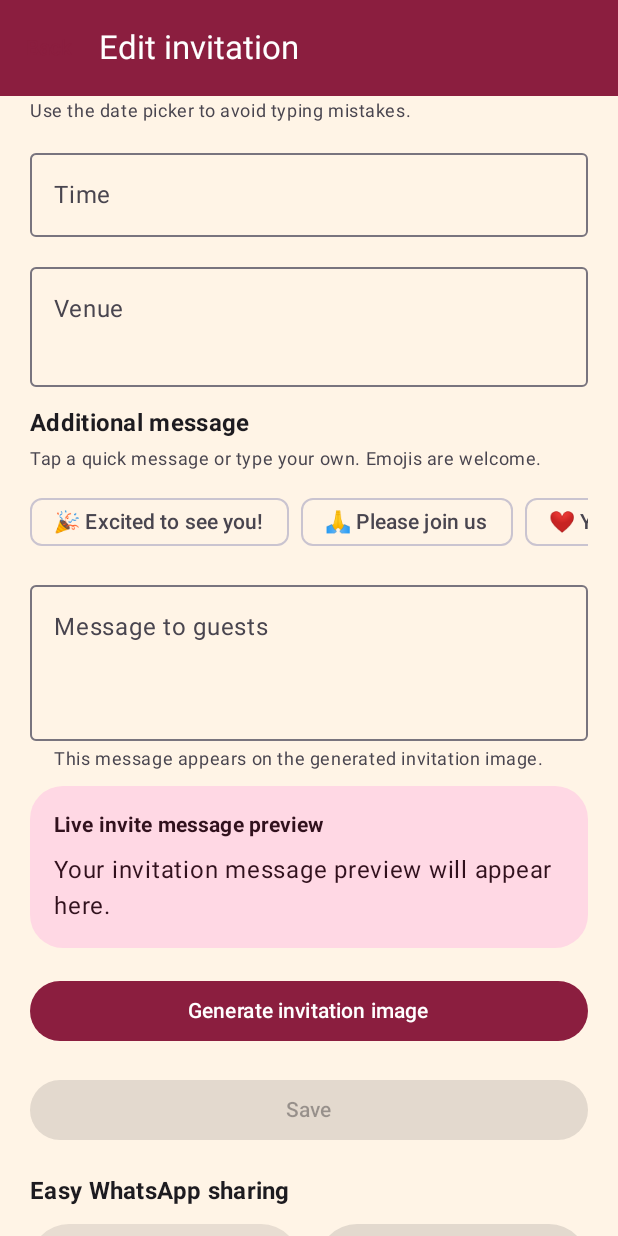
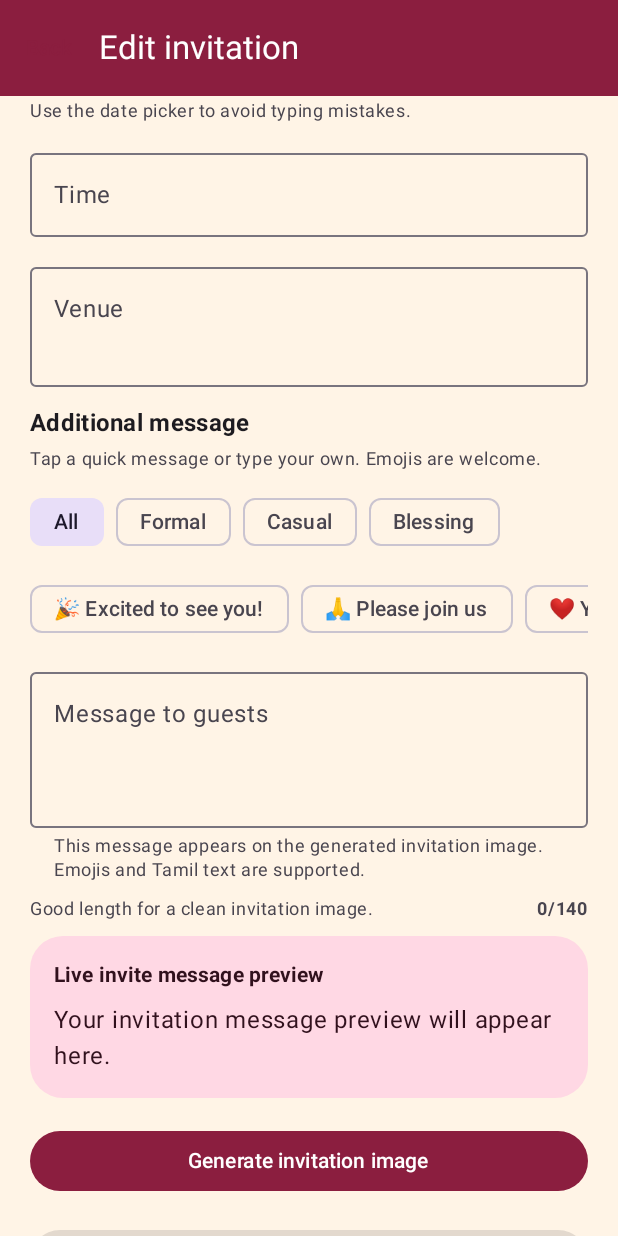
Before and after one commit to mrajen27/Invitation_Maker, an Android app built with Jetpack Compose: the EditorScreen screen opened through its navigation route, scrolled down 532 dp, on a phone screen of 412 x 824 dp. Run offline under Robolectric (Android 15) with nearby library versions, the phone set to English and light mode, and no system bars.

Commit message:
Add localized category message suggestions
Co-authored-by: mrajen27 <mrajen27@users.noreply.github.com>

```diff
--- a/app/src/main/java/com/vaangainvite/ui/screens/EditorScreen.kt
+++ b/app/src/main/java/com/vaangainvite/ui/screens/EditorScreen.kt
@@ -71,16 +71,38 @@ import java.time.format.DateTimeFormatter
 
 private data class QuickInviteMessage(
     val id: String,
-    val text: String
+    val text: String,
+    val language: InvitationLanguage,
+    val categoryId: String?,
+    val tone: QuickMessageTone
 )
 
+private enum class QuickMessageTone(val label: String) {
+    ALL("All"),
+    FORMAL("Formal"),
+    CASUAL("Casual"),
+    BLESSING("Blessing")
+}
+
 private val QuickInviteMessages = listOf(
-    QuickInviteMessage("excited", "🎉 Excited to see you!"),
-    QuickInviteMessage("join", "🙏 Please join us"),
-    QuickInviteMessage("presence", "❤️ Your presence means a lot"),
-    QuickInviteMessage("celebrating", "😊 Looking forward to celebrating together"),
-    QuickInviteMessage("special", "🎊 Don’t miss this special day"),
-    QuickInviteMessage("celebrate", "🥳 Come celebrate with us")
+    QuickInviteMessage("en_excited", "🎉 Excited to see you!", InvitationLanguage.ENGLISH, null, QuickMessageTone.CASUAL),
+    QuickInviteMessage("en_join", "🙏 Please join us", InvitationLanguage.ENGLISH, null, QuickMessageTone.FORMAL),
+    QuickInviteMessage("en_presence", "❤️ Your presence means a lot", InvitationLanguage.ENGLISH, null, QuickMessageTone.BLESSING),
+    QuickInviteMessage("en_celebrating", "😊 Looking forward to celebrating together", InvitationLanguage.ENGLISH, null, QuickMessageTone.CASUAL),
+    QuickInviteMessage("en_special", "🎊 Don’t miss this special day", InvitationLanguage.ENGLISH, null, QuickMessageTone.CASUAL),
+    QuickInviteMessage("en_celebrate", "🥳 Come celebrate with us", InvitationLanguage.ENGLISH, null, QuickMessageTone.CASUAL),
+    QuickInviteMessage("en_birthday", "🎂 Come bless and celebrate this birthday with us", InvitationLanguage.ENGLISH, "birthday", QuickMessageTone.BLESSING),
+    QuickInviteMessage("en_wedding", "💍 Kindly grace the wedding and bless the couple", InvitationLanguage.ENGLISH, "wedding", QuickMessageTone.FORMAL),
+    QuickInviteMessage("en_housewarming", "🏡 Please join our housewarming ceremony with your blessings", InvitationLanguage.ENGLISH, "housewarming", QuickMessageTone.FORMAL),
+    QuickInviteMessage("en_puberty", "🌸 Your blessings and presence will make this ceremony special", InvitationLanguage.ENGLISH, "puberty", QuickMessageTone.BLESSING),
+    QuickInviteMessage("ta_join", "🙏 தயவு செய்து கலந்து கொள்ளுங்கள்", InvitationLanguage.TAMIL, null, QuickMessageTone.FORMAL),
+    QuickInviteMessage("ta_presence", "❤️ உங்கள் வருகை எங்களுக்கு மகிழ்ச்சி தரும்", InvitationLanguage.TAMIL, null, QuickMessageTone.BLESSING),
+    QuickInviteMessage("ta_celebrate", "😊 ஒன்றாக கொண்டாட ஆவலுடன் காத்திருக்கிறோம்", InvitationLanguage.TAMIL, null, QuickMessageTone.CASUAL),
+    QuickInviteMessage("ta_special", "🎊 இந்த சிறப்பு நாளை தவற விடாதீர்கள்", InvitationLanguage.TAMIL, null, QuickMessageTone.CASUAL),
+    QuickInviteMessage("ta_birthday", "🎂 பிறந்தநாள் விழாவில் கலந்து கொண்டு ஆசீர்வதிக்கவும்", InvitationLanguage.TAMIL, "birthday", QuickMessageTone.BLESSING),
+    QuickInviteMessage("ta_wedding", "💍 திருமண விழாவில் கலந்து கொண்டு மணமக்களை ஆசீர்வதிக்கவும்", InvitationLanguage.TAMIL, "wedding", QuickMessageTone.FORMAL),
+    QuickInviteMessage("ta_housewarming", "🏡 புதுமனை புகுவிழாவில் கலந்து கொண்டு ஆசீர்வதிக்கவும்", InvitationLanguage.TAMIL, "housewarming", QuickMessageTone.FORMAL),
+    QuickInviteMessage("ta_puberty", "🌸 இவ்விழாவில் உங்கள் வருகையும் ஆசீர்வாதமும் வேண்டுகிறோம்", InvitationLanguage.TAMIL, "puberty", QuickMessageTone.BLESSING)
 )
 
 @OptIn(ExperimentalMaterial3Api::class)
@@ -175,6 +197,7 @@ fun EditorScreen(
             EditorFields(
                 details = state.details,
                 selectedLanguage = state.selectedLanguage,
+                selectedCategoryId = state.selectedCategory?.id,
                 onLanguageSelected = viewModel::selectLanguage,
                 onNameChanged = viewModel::updateName,
                 onDateChanged = viewModel::updateDate,
@@ -373,6 +396,7 @@ private fun InvitationShare.ShareResult.toStatusMessage(whatsAppMessage: String)
 private fun EditorFields(
     details: InvitationDetails,
     selectedLanguage: InvitationLanguage,
+    selectedCategoryId: String?,
     onLanguageSelected: (InvitationLanguage) -> Unit,
     onNameChanged: (String) -> Unit,
     onDateChanged: (String) -> Unit,
@@ -417,6 +441,8 @@ private fun EditorFields(
         )
         InviteMessageSection(
             message = details.message,
+            selectedLanguage = selectedLanguage,
+            selectedCategoryId = selectedCategoryId,
             onMessageChanged = onMessageChanged
         )
     }
@@ -425,9 +451,19 @@ private fun EditorFields(
 @Composable
 private fun InviteMessageSection(
     message: String,
+    selectedLanguage: InvitationLanguage,
+    selectedCategoryId: String?,
     onMessageChanged: (String) -> Unit
 ) {
     var selectedQuickMessageId by remember { mutableStateOf<String?>(null) }
+    var selectedTone by remember { mutableStateOf(QuickMessageTone.ALL) }
+    val quickMessages = remember(selectedLanguage, selectedCategoryId, selectedTone) {
+        QuickInviteMessages.filter { quickMessage ->
+            quickMessage.language == selectedLanguage &&
+                (quickMessage.categoryId == null || quickMessage.categoryId == selectedCategoryId) &&
+                (selectedTone == QuickMessageTone.ALL || quickMessage.tone == selectedTone)
+        }
+    }
     val selectedQuickMessage = QuickInviteMessages.firstOrNull { it.id == selectedQuickMessageId }
 
     Column(verticalArrangement = Arrangement.spacedBy(10.dp)) {
@@ -444,7 +480,16 @@ private fun InviteMessageSection(
             )
         }
 
+        MessageToneFilters(
+            selectedTone = selectedTone,
+            onToneSelected = { tone ->
+                selectedTone = tone
+                selectedQuickMessageId = null
+            }
+        )
+
         QuickMessageChips(
+            quickMessages = quickMessages,
             selectedMessageId = selectedQuickMessageId,
             onMessageSelected = { quickMessage ->
                 selectedQuickMessageId = quickMessage.id
@@ -469,16 +514,18 @@ private fun InviteMessageSection(
                 keyboardType = KeyboardType.Text
             ),
             supportingText = {
-                Text(text = "This message appears on the generated invitation image.")
+                Text(text = "This message appears on the generated invitation image. Emojis and Tamil text are supported.")
             }
         )
 
+        ImageSafeMessageCounter(characterCount = message.length)
         InviteMessagePreview(message = message)
     }
 }
 
 @Composable
 private fun QuickMessageChips(
+    quickMessages: List<QuickInviteMessage>,
     selectedMessageId: String?,
     onMessageSelected: (QuickInviteMessage) -> Unit
 ) {
@@ -489,7 +536,7 @@ private fun QuickMessageChips(
             .animateContentSize()
     ) {
         items(
-            items = QuickInviteMessages,
+            items = quickMessages,
             key = { quickMessage -> quickMessage.id }
         ) { quickMessage ->
             FilterChip(
@@ -500,6 +547,67 @@ private fun QuickMessageChips(
                 }
             )
         }
+    }
+}
+
+@Composable
+private fun MessageToneFilters(
+    selectedTone: QuickMessageTone,
+    onToneSelected: (QuickMessageTone) -> Unit
+) {
+    LazyRow(
+        horizontalArrangement = Arrangement.spacedBy(8.dp),
+        modifier = Modifier
+            .fillMaxWidth()
+            .animateContentSize()
+    ) {
+        items(
+            items = QuickMessageTone.entries,
+            key = { tone -> tone.name }
+        ) { tone ->
+            FilterChip(
+                selected = tone == selectedTone,
+                onClick = { onToneSelected(tone) },
+                label = { Text(text = tone.label) },
+                modifier = Modifier.animateContentSize()
+            )
+        }
+    }
+}
+
+@Composable
+private fun ImageSafeMessageCounter(
+    characterCount: Int,
+    recommendedMax: Int = 140
+) {
+    val isLong = characterCount > recommendedMax
+    val counterColor = if (isLong) {
+        MaterialTheme.colorScheme.error
+    } else {
+        MaterialTheme.colorScheme.onSurfaceVariant
+    }
+    val guidance = if (isLong) {
+        "Long messages may wrap too much on the invitation image."
+    } else {
+        "Good length for a clean invitation image."
+    }
+
+    Row(
+        modifier = Modifier.fillMaxWidth(),
+        horizontalArrangement = Arrangement.SpaceBetween,
+        verticalAlignment = Alignment.CenterVertically
+    ) {
+        Text(
+            text = guidance,
+            style = MaterialTheme.typography.bodySmall,
+            color = counterColor
+        )
+        Text(
+            text = "$characterCount/$recommendedMax",
+            style = MaterialTheme.typography.labelMedium,
+            color = counterColor,
+            fontWeight = FontWeight.Bold
+        )
     }
 }
 
```
Also changed, not shown: 1 other file.
